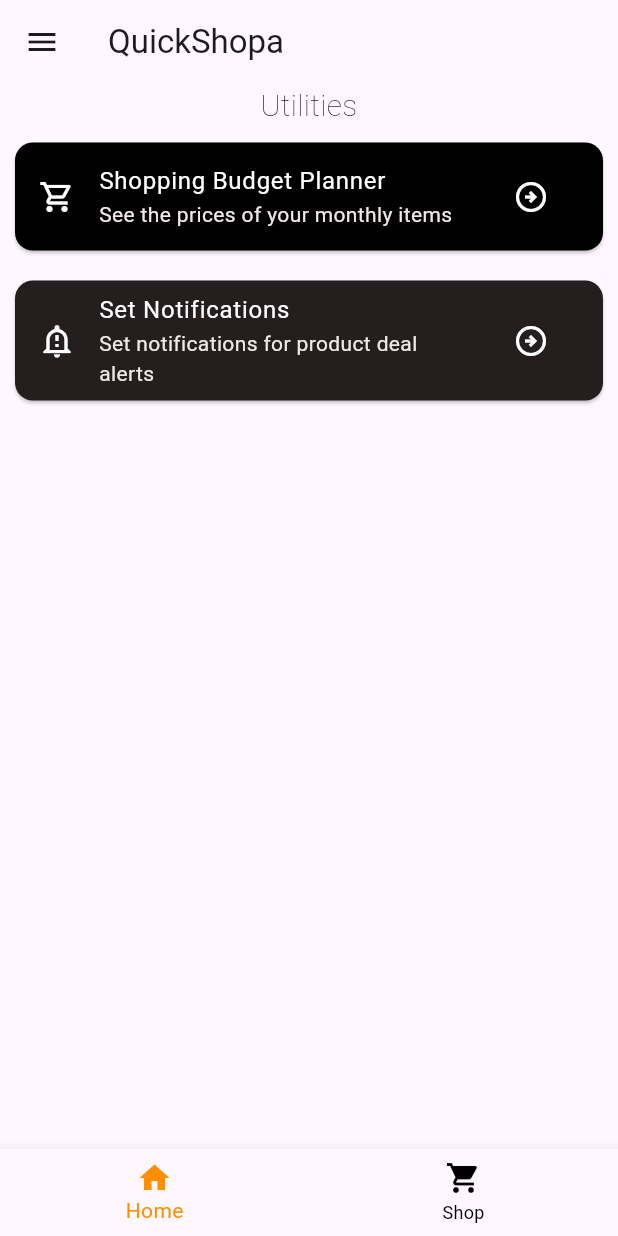
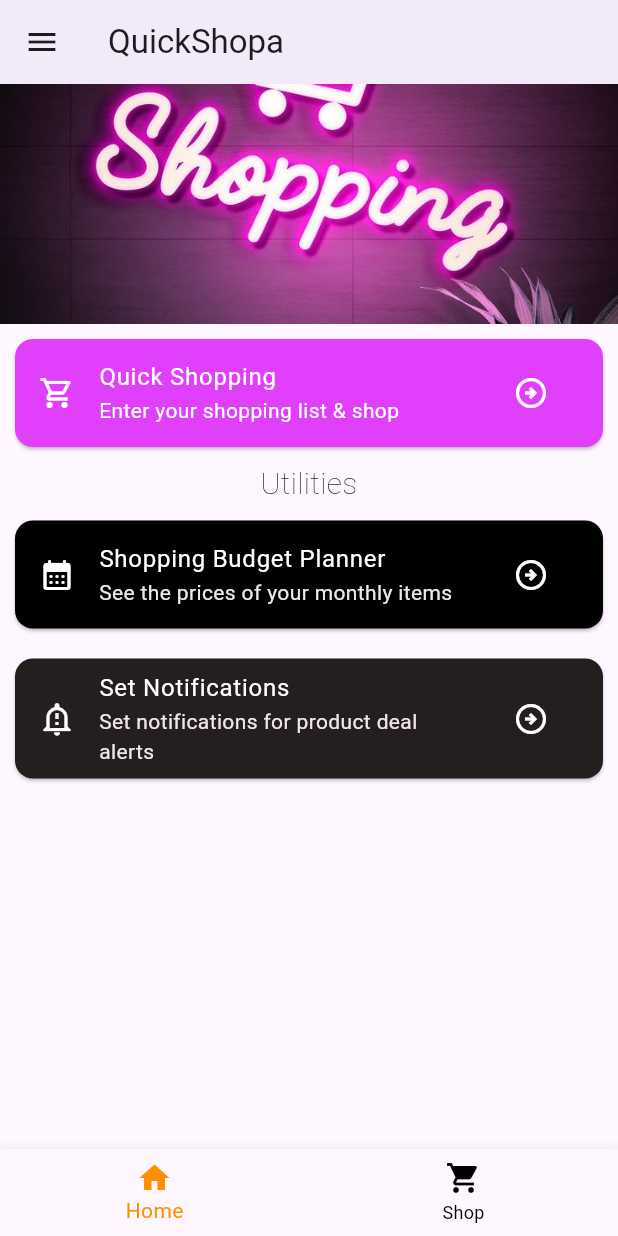
Before and after one commit to NeshJesse/shopai, a Flutter app: the MainPage screen opened by its route, on a phone screen of 412 x 824 dp. Run offline on Flutter 3.47's test engine with Material 3 defaults, Android fonts, the light colour scheme and no system bars; our stand-ins replace qr_flutter, sign_in_button, supabase_flutter, webview_flutter; missing offline and left inert: flutter_web_auth; accounts and stored records are empty; network calls fail.

Commit message:
latest changes

```diff
--- a/lib/main.dart
+++ b/lib/main.dart
@@ -98,11 +98,55 @@ class _MainPageState extends State<MainPage> {
   Widget build(BuildContext context) {
     return BaseLayout(
       appBar: AppBar(
+        elevation: 3.0,
         title: Text('QuickShopa'),
       ),
       children: Center(
-        child: Column(
+        child: ListView(
           children: [
+            Spacer(),
+            Container(
+              child: Image.asset(
+                'assets/shopping.jpeg',
+                fit: BoxFit.cover,
+                height: 160,
+              ),
+            ),
+
+            Card(
+              margin: EdgeInsets.all(10.0),
+              color: Colors.purpleAccent,
+              child: ListTile(
+                leading: Icon(
+                  Icons.shopping_cart_outlined,
+                  color: Colors.white,
+                ),
+                title: Text(
+                  'Quick Shopping',
+                  style: TextStyle(
+                    color: Colors.white,
+                  ),
+                ),
+                subtitle: Text(
+                  'Enter your shopping list & shop',
+                  style: TextStyle(
+                    color: Colors.white,
+                  ),
+                ),
+                trailing: IconButton(
+                  icon: Icon(Icons.arrow_circle_right_outlined),
+                  onPressed: () {
+                    Navigator.push(
+                      context,
+                      MaterialPageRoute(
+                          builder: (context) => ShoppingListScreen()),
+                    );
+                  },
+                  color: Colors.white,
+                ),
+              ),
+            ),
+
             Text(
               "Utilities",
               textAlign: TextAlign.center,
@@ -118,7 +162,7 @@ class _MainPageState extends State<MainPage> {
               color: Colors.black,
               child: ListTile(
                 leading: Icon(
-                  Icons.shopping_cart_outlined,
+                  Icons.calendar_month_rounded,
                   color: Colors.white,
                 ),
                 title: Text(
@@ -177,6 +221,7 @@ class _MainPageState extends State<MainPage> {
                 ),
               ),
             ), // // Add other widgets here as needed
+            Spacer(),
           ],
         ),
       ),
--- a/pubspec.yaml
+++ b/pubspec.yaml
@@ -43,6 +43,7 @@ dependencies:
   google_sign_in: any
   path_provider: ^2.0.11
   cupertino_icons: ^1.0.6
+  qr_flutter: ^4.0.0
   supabase_flutter: ^2.6.0
 
 dev_dependencies:
```
Also changed, not shown: lib/main2.dart (+109 -4 lines), lib/screens/checkout.dart (+8 -1 lines), lib/screens/finish.dart (added, +154 -0 lines), lib/screens/shopping.dart (+13 -22 lines), pubspec.lock, 1 other file.
